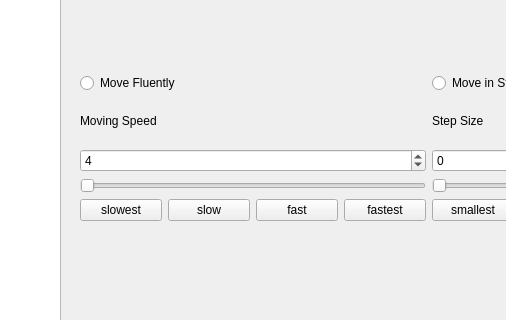
This is gui.ui in craterghost/ACI as Qt 5 draws it before an edit; both pictures show x 646 to 1152 and y 222 to 542 of the 1432 by 722 pixel window. The edited form follows.
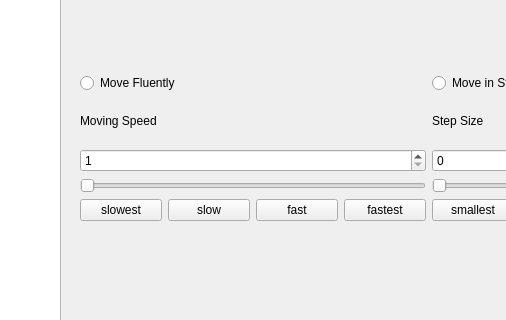
This is the edited form. Icons and pictures are not drawn.

```diff
--- a/gui.ui
+++ b/gui.ui
@@ -456,12 +456,6 @@
           <property name="maximum">
            <number>10000</number>
           </property>
-          <property name="singleStep">
-           <number>1</number>
-          </property>
-          <property name="value">
-           <number>4</number>
-          </property>
          </widget>
         </item>
         <item row="2" column="1">
```
Left out of the diff: 6 changed lines with no effect on the pictures.
